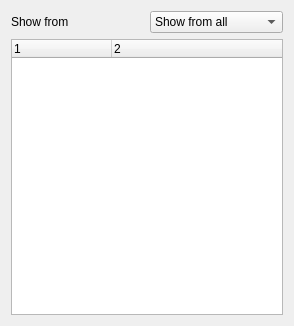
The window that ui/convolutionpicker.ui (btaczala/thesis-app) describes before a commit, drawn with Qt 5.
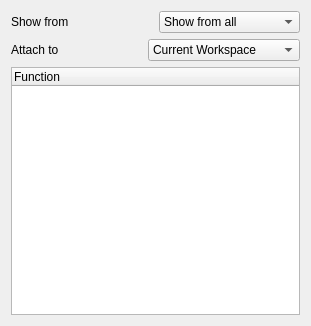
The same window after the commit.

Commit message: Added interface for IOperation. Added Convolution function picker. Modified fl::functionBase interface to eval() be const, and fix compiler errors related with this. Some members are no mutable

```diff
--- a/ui/convolutionpicker.ui
+++ b/ui/convolutionpicker.ui
@@ -6,7 +6,7 @@
    <rect>
     <x>0</x>
     <y>0</y>
-    <width>294</width>
+    <width>311</width>
     <height>326</height>
    </rect>
   </property>
@@ -16,13 +16,13 @@
   <layout class="QHBoxLayout" name="horizontalLayout">
    <item>
     <layout class="QGridLayout" name="gridLayout">
-     <item row="2" column="1">
+     <item row="2" column="0">
       <widget class="QTreeWidget" name="treeWidget">
        <property name="animated">
         <bool>true</bool>
        </property>
        <property name="columnCount">
-        <number>2</number>
+        <number>1</number>
        </property>
        <attribute name="headerVisible">
         <bool>true</bool>
@@ -32,17 +32,12 @@
        </attribute>
        <column>
         <property name="text">
-         <string notr="true">1</string>
-        </property>
-       </column>
-       <column>
-        <property name="text">
-         <string notr="true">2</string>
+         <string>Function</string>
         </property>
        </column>
       </widget>
      </item>
-     <item row="0" column="1">
+     <item row="0" column="0">
       <layout class="QHBoxLayout" name="horizontalLayout_2">
        <item>
         <widget class="QLabel" name="label">
@@ -67,6 +62,31 @@
        </item>
       </layout>
      </item>
+     <item row="1" column="0">
+      <layout class="QHBoxLayout" name="horizontalLayout_5">
+       <item>
+        <widget class="QLabel" name="label_2">
+         <property name="text">
+          <string>Attach to </string>
+         </property>
+        </widget>
+       </item>
+       <item>
+        <widget class="QComboBox" name="comboBox_2">
+         <item>
+          <property name="text">
+           <string>Current Workspace</string>
+          </property>
+         </item>
+         <item>
+          <property name="text">
+           <string>create new workspace</string>
+          </property>
+         </item>
+        </widget>
+       </item>
+      </layout>
+     </item>
     </layout>
    </item>
   </layout>
```
Left out of the diff: 3 changed lines with no effect on the pictures. The commit also changes 18 other files.
